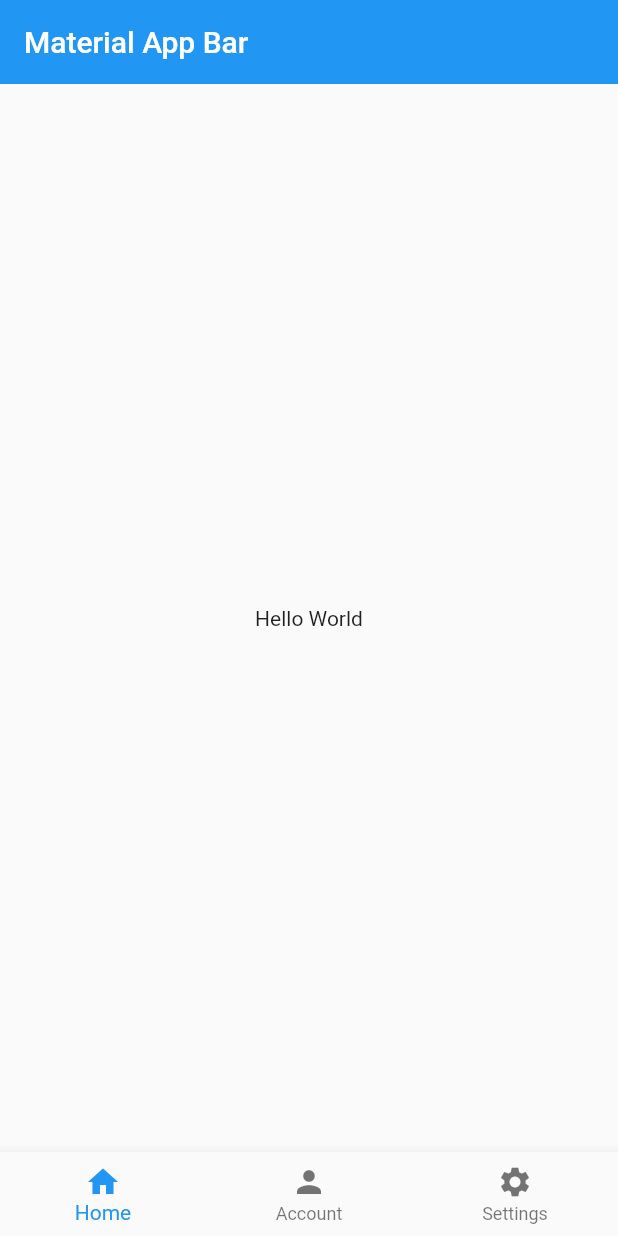
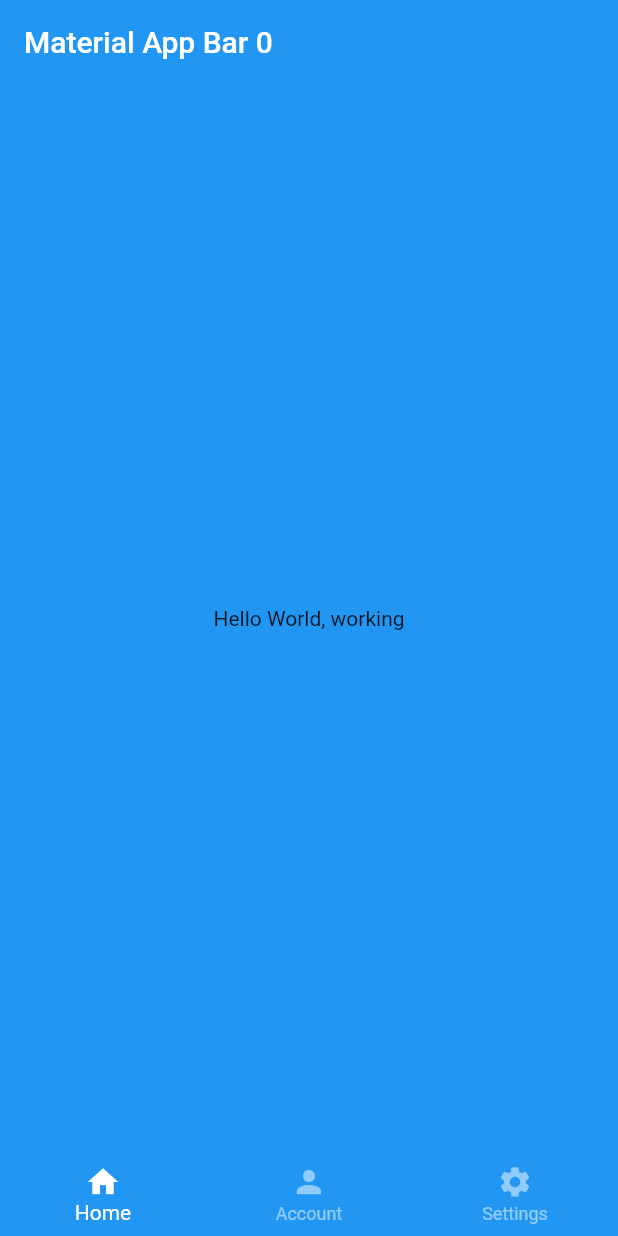
Before and after one commit to isaacismaelx14/myFirstFlutter_app, a Flutter app: the screen it shows after launch, on a phone screen of 412 x 824 dp. Run offline on Flutter 3.47's test engine with Material 2 defaults, Android fonts, the phone set to English and light mode, and no system bars.

Commit message:
Navigation

```diff
--- a/lib/main.dart
+++ b/lib/main.dart
@@ -1,6 +1,7 @@
 // ignore_for_file: prefer_const_constructors, use_key_in_widget_constructors, prefer_const_literals_to_create_immutables
 
 import 'package:flutter/material.dart';
+import 'package:my_app/screens/home_screen.dart';
 
 void main() => runApp(MyApp());
 
@@ -10,29 +11,7 @@ class MyApp extends StatelessWidget {
     return MaterialApp(
       debugShowCheckedModeBanner: false,
       title: 'Material App',
-      home: Scaffold(
-        appBar: AppBar(
-          title: const Text('Material App Bar'),
-          elevation: 0
-        ),
-        body: const Center(
-          child: Text('Hello World')
-        ),
-        bottomNavigationBar: BottomNavigationBar(items: [
-          BottomNavigationBarItem(
-            icon: Icon(Icons.home),
-            label: 'Home'
-          ),
-          BottomNavigationBarItem(
-            icon: Icon(Icons.person),
-            label: 'Account'
-          ),
-          BottomNavigationBarItem(
-            icon: Icon(Icons.settings),
-            label: 'Settings'
-          )
-        ]),
-      ),
+        home: HomeScreen()
     );
   }
 }
--- /dev/null
+++ b/lib/screens/home_screen.dart
@@ -0,0 +1,62 @@
+// ignore_for_file: use_key_in_widget_constructors, prefer_const_constructors
+
+import "package:flutter/material.dart";
+
+class HomeScreen extends StatefulWidget {
+  const HomeScreen({Key? key}) : super(key: key);
+
+  @override
+  State<HomeScreen> createState() => _HomeScreenState();
+}
+
+class _HomeScreenState extends State<HomeScreen> {
+  int currentPage = 0;
+  final PageController pageController = PageController(initialPage: 0);
+
+  @override
+  Widget build(BuildContext context) {
+    return Scaffold(
+      appBar:
+          AppBar(title: Text('Material App Bar $currentPage'), elevation: 0),
+      body: PageView(
+        physics: NeverScrollableScrollPhysics(),
+        controller: pageController,
+        children: const [
+          CustomScreen(color: Colors.blue),
+          CustomScreen(color: Colors.white10),
+          CustomScreen(color: Color.fromARGB(26, 255, 144, 144)),
+        ],
+      ),
+      bottomNavigationBar: BottomNavigationBar(
+          currentIndex: currentPage,
+          onTap: (index) {
+            currentPage = index;
+            pageController.animateToPage(index,
+                duration: Duration(milliseconds: 300), curve: Curves.easeOut);
+            setState(() {});
+          },
+          backgroundColor: Colors.blue,
+          selectedItemColor: Colors.white,
+          unselectedItemColor: Colors.white.withOpacity(0.5),
+          elevation: 0,
+          items: const [
+            BottomNavigationBarItem(icon: Icon(Icons.home), label: 'Home'),
+            BottomNavigationBarItem(icon: Icon(Icons.person), label: 'Account'),
+            BottomNavigationBarItem(
+                icon: Icon(Icons.settings), label: 'Settings')
+          ]),
+    );
+  }
+}
+
+class CustomScreen extends StatelessWidget {
+  final Color color;
+
+  const CustomScreen({required this.color});
+
+  @override
+  Widget build(BuildContext context) {
+    return Container(
+        color: color, child: Center(child: Text('Hello World, working')));
+  }
+}
```
Also changed, not shown: 1 other file.
